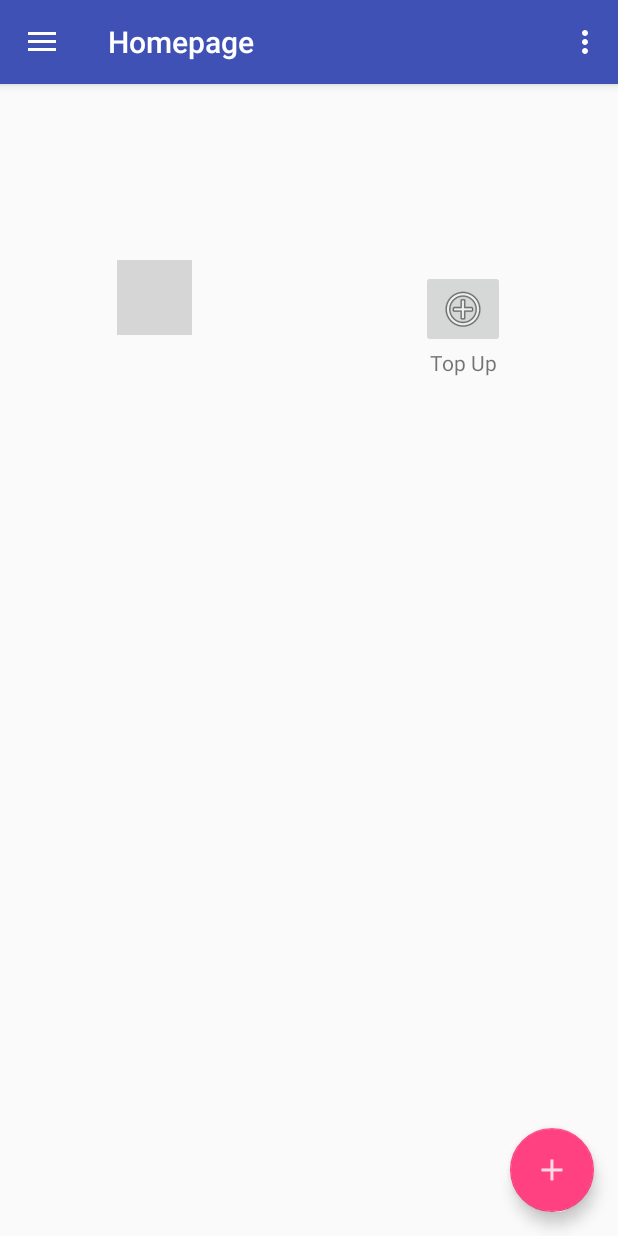
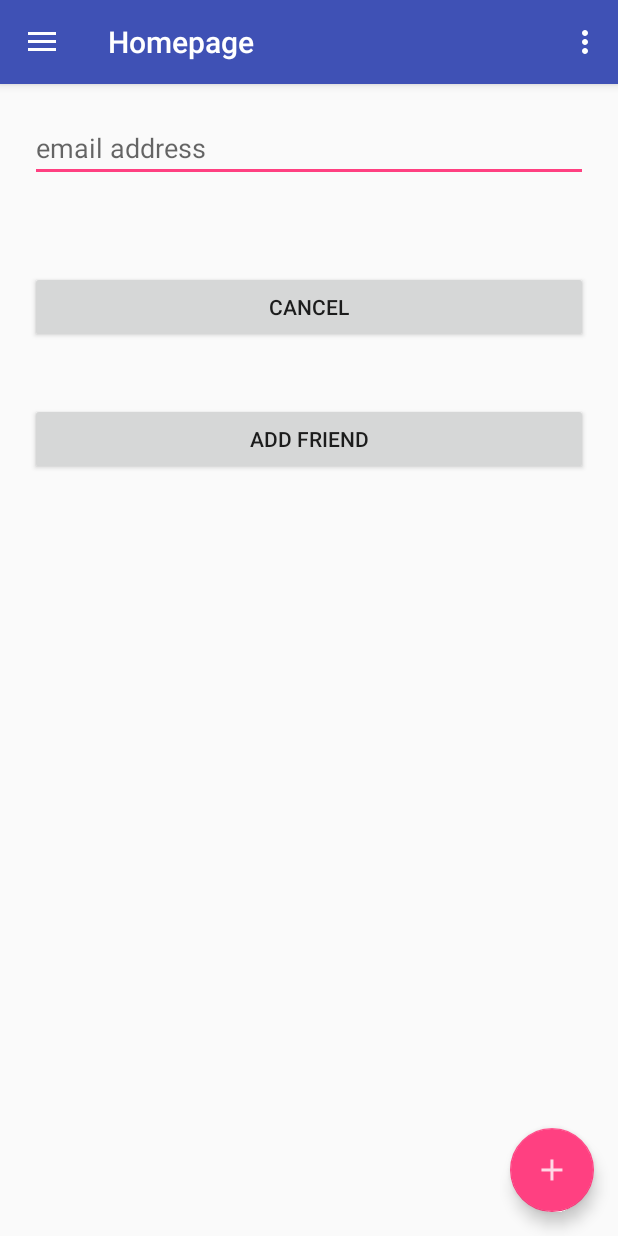
Before and after one commit to kangwennlee/Evolut, an Android app: the screen it shows after launch once a user with an empty profile is signed in (Homepage), in the side drawer, after a tap on "Friends", on a phone screen of 412 x 824 dp. Run offline under Robolectric (Android 15) with nearby library versions, the light colour scheme and no system bars; our stand-ins replace ButterKnife, Firebase (no records; nobody signed in at launch, a user with empty details on screens opened directly); grey boxes are pictures that could not be loaded.

```diff
--- a/app/src/main/java/com/example/kangw/evolut/AddFriend.java
+++ b/app/src/main/java/com/example/kangw/evolut/AddFriend.java
@@ -12,6 +12,7 @@ import android.webkit.WebView;
 import android.widget.Button;
 import android.widget.EditText;
 import android.text.TextWatcher;
+import android.widget.TextView;
 
 
 /**
@@ -34,7 +35,8 @@ public class AddFriend extends Fragment {
 
     private OnFragmentInteractionListener mListener;
 
-    private static EditText friend_email, addFriend_feedback;
+    private static EditText friend_email;
+    private static TextView addFriend_feedback;
     private static Button addFriend_button, cancel_button;
 
     public AddFriend() {
@@ -75,7 +77,7 @@ public class AddFriend extends Fragment {
         // Inflate the layout for this fragment
         View view =  inflater.inflate(R.layout.fragment_add_friend, container, false);
         friend_email = (EditText) view.findViewById(R.id.txtFriendEmail);
-        addFriend_feedback = (EditText)view.findViewById(R.id.txtAddFriendFeedBack);
+        addFriend_feedback = (TextView)view.findViewById(R.id.txtAddFriendFeedBack);
         addFriend_button = (Button)view.findViewById(R.id.btnAddFriend);
         cancel_button = (Button)view.findViewById(R.id.btnCancel);
         return view;
--- a/app/src/main/java/com/example/kangw/evolut/Homepage.java
+++ b/app/src/main/java/com/example/kangw/evolut/Homepage.java
@@ -1,6 +1,7 @@
 package com.example.kangw.evolut;
 
 import android.content.Intent;
+import android.net.Uri;
 import android.os.Bundle;
 import android.support.annotation.MainThread;
 import android.support.annotation.NonNull;
@@ -8,6 +9,7 @@ import android.support.annotation.StringRes;
 import android.support.design.widget.FloatingActionButton;
 import android.support.design.widget.Snackbar;
 import android.support.v4.app.Fragment;
+import android.support.v4.app.FragmentTransaction;
 import android.view.View;
 import android.support.design.widget.NavigationView;
 import android.support.v4.view.GravityCompat;
@@ -27,7 +29,7 @@ import com.google.firebase.auth.FirebaseAuth;
 import com.google.firebase.auth.FirebaseUser;
 
 public class Homepage extends AppCompatActivity
-        implements NavigationView.OnNavigationItemSelectedListener {
+        implements NavigationView.OnNavigationItemSelectedListener, AddFriend.OnFragmentInteractionListener {
     ImageView mProfilePic;
     TextView mUserName;
     TextView mUserAmount;
@@ -115,7 +117,9 @@ public class Homepage extends AppCompatActivity
         } else if (id == R.id.nav_topUp) {
 
         } else if (id == R.id.nav_friends) {
-
+            AddFriend addFriend = new AddFriend();
+            FragmentTransaction ft = getSupportFragmentManager().beginTransaction();
+            ft.replace(R.id.frame_container, addFriend).commit();
         } else if (id == R.id.nav_setting) {
 
         } else if (id == R.id.nav_share) {
@@ -146,4 +150,9 @@ public class Homepage extends AppCompatActivity
     private void showSnackbar(@StringRes int errorMessageRes) {
         Snackbar.make(findViewById(R.id.frame_container), errorMessageRes, Snackbar.LENGTH_LONG).show();
     }
+
+    @Override
+    public void onFragmentInteraction(Uri uri) {
+
+    }
 }
```
